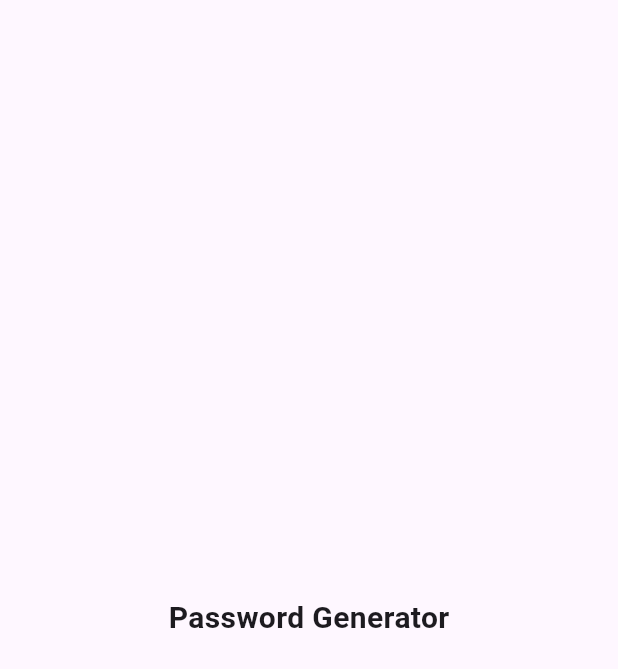
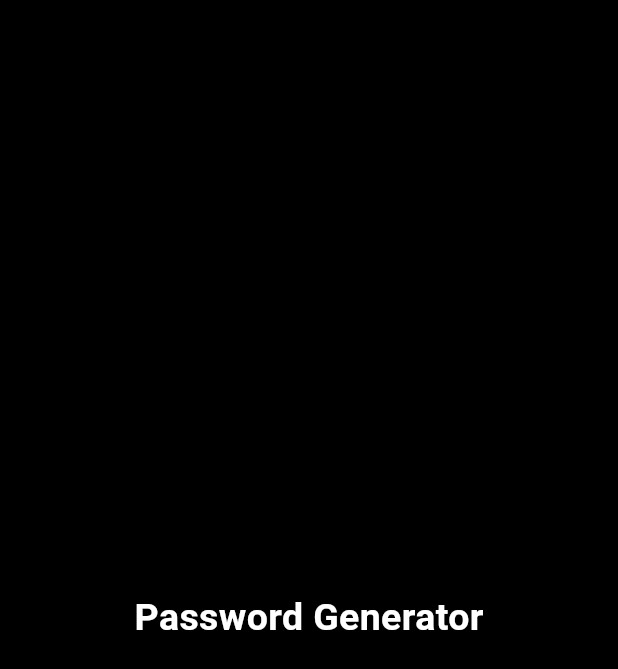
Before and after one commit to muhailyas/Password-Generator, a Flutter app: the ScreenSplash screen opened directly, on a phone screen of 412 x 824 dp. Shown: the top 669 px of the screen. Run offline on Flutter 3.47's test engine with Material 3 defaults, Android fonts, the phone set to English and light mode, and no system bars; our stand-ins replace bloc, flutter_bloc, freezed_annotation.

Commit message:
splash completed

```diff
--- /dev/null
+++ b/lib/core/colors/colors.dart
@@ -0,0 +1,7 @@
+import 'package:flutter/material.dart';
+
+class ConstantColor {
+  static const primaryBorderColor = Color.fromRGBO(255, 184, 0, 1);
+  static const scaffoldBackgroundColor = Colors.black;
+  static const blackColor = Colors.black;
+}
--- /dev/null
+++ b/lib/features/splash/presentation/bloc/splash/splash_bloc.dart
@@ -0,0 +1,15 @@
+import 'package:bloc/bloc.dart';
+import 'package:freezed_annotation/freezed_annotation.dart';
+
+part 'splash_event.dart';
+part 'splash_state.dart';
+part 'splash_bloc.freezed.dart';
+
+class SplashBloc extends Bloc<SplashEvent, SplashState> {
+  SplashBloc() : super(const _Initial()) {
+    on<SplashEvent>((event, emit) async {
+      await Future.delayed(const Duration(seconds: 2));
+      emit(const SplashState.navigate());
+    });
+  }
+}
--- /dev/null
+++ b/lib/features/splash/presentation/bloc/splash/splash_event.dart
@@ -0,0 +1,6 @@
+part of 'splash_bloc.dart';
+
+@freezed
+class SplashEvent with _$SplashEvent {
+  const factory SplashEvent.started() = _Started;
+}
--- /dev/null
+++ b/lib/features/splash/presentation/bloc/splash/splash_state.dart
@@ -0,0 +1,7 @@
+part of 'splash_bloc.dart';
+
+@freezed
+class SplashState with _$SplashState {
+  const factory SplashState.initial() = _Initial;
+  const factory SplashState.navigate() =Navigate;
+}
--- a/lib/features/splash/presentation/pages/splash.dart
+++ b/lib/features/splash/presentation/pages/splash.dart
@@ -1,18 +1,29 @@
 import 'package:flutter/material.dart';
+import 'package:password_generator/core/colors/colors.dart';
+import 'package:password_generator/features/home/presentation/pages/home.dart';
+import 'package:password_generator/features/splash/presentation/bloc/splash/splash_bloc.dart';
+import 'package:flutter_bloc/flutter_bloc.dart';
+import '../widgets/animated_text_widget.dart';
 
 class ScreenSplash extends StatelessWidget {
-  const ScreenSplash({super.key});
+  const ScreenSplash({Key? key}) : super(key: key);
 
   @override
   Widget build(BuildContext context) {
-    return const Scaffold(
-      body: Center(
-        child: Text(
-          "Password Generator",
-          style: TextStyle(
-            fontSize: 20,
-            fontWeight: FontWeight.bold,
-          ),
+    WidgetsBinding.instance.addPostFrameCallback((_) {
+      context.read<SplashBloc>().add(const SplashEvent.started());
+    });
+    return Scaffold(
+      backgroundColor: ConstantColor.blackColor,
+      body: BlocListener<SplashBloc, SplashState>(
+        listener: (context, state) {
+          if (state is Navigate) {
+            Navigator.pushReplacement(context,
+                MaterialPageRoute(builder: (context) => const ScreenHome()));
+          }
+        },
+        child: const Center(
+          child: Center(child: AnimatedPasswordText()),
         ),
       ),
     );
--- /dev/null
+++ b/lib/features/splash/presentation/widgets/animated_text_widget.dart
@@ -0,0 +1,45 @@
+import 'package:flutter/material.dart';
+
+class AnimatedPasswordText extends StatefulWidget {
+  const AnimatedPasswordText({Key? key}) : super(key: key);
+
+  @override
+  AnimatedPasswordTextState createState() => AnimatedPasswordTextState();
+}
+
+class AnimatedPasswordTextState extends State<AnimatedPasswordText> {
+  late String _text = ''; // Empty string to hold the animated text
+  final String _passwordText = 'Password Generator'; // Original text
+
+  @override
+  void initState() {
+    super.initState();
+    _startAnimation();
+  }
+
+  // Function to start the animation
+  void _startAnimation() {
+    const duration =
+        Duration(milliseconds: 100); // Duration for each animation frame
+    for (int i = 0; i < _passwordText.length; i++) {
+      Future.delayed(duration * i, () {
+        setState(() {
+          _text =
+              _passwordText.substring(0, i + 1); // Update text with new letter
+        });
+      });
+    }
+  }
+
+  @override
+  Widget build(BuildContext context) {
+    return Text(
+      _text,
+      style: const TextStyle(
+        fontSize: 25,
+        fontWeight: FontWeight.bold,
+        color: Colors.white,
+      ),
+    );
+  }
+}
```
Also changed, not shown: lib/features/home/presentation/pages/home.dart (added, +15 -0 lines), lib/main.dart (+15 -6 lines), pubspec.yaml (+7 -67 lines), lib/features/splash/presentation/bloc/splash/splash_bloc.freezed.dart (added), pubspec.lock.
